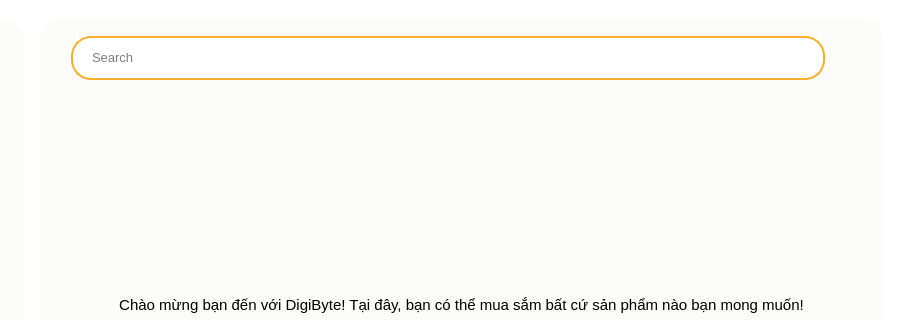
Before: the Qt Designer form SPCK/GUI/user.ui in MaiNgocChau9/Python-App-Instance, drawn with Qt 5; both pictures show x 164 to 1065 and y 0 to 320 of the 1065 by 615 pixel window.
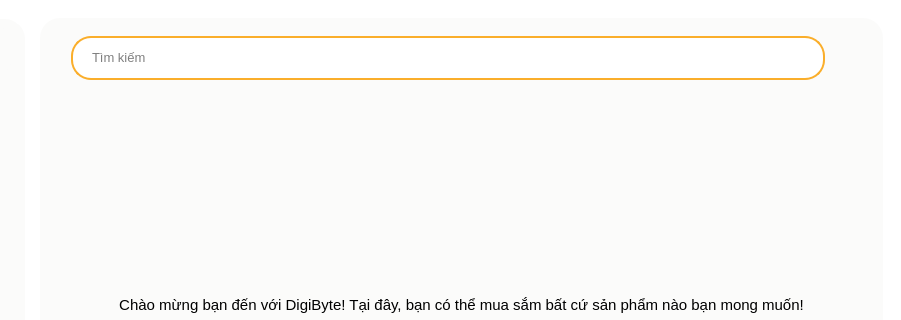
After: the same form once the commit is applied. Icons and pictures are not drawn.

The edit to the form file:
```diff
--- a/SPCK/GUI/user.ui
+++ b/SPCK/GUI/user.ui
@@ -303,7 +303,6 @@
           <property name="font">
            <font>
             <family>Segoe UI</family>
-            <weight>50</weight>
             <bold>false</bold>
            </font>
           </property>
@@ -383,7 +382,7 @@
 background-color: transparent;</string>
                    </property>
                    <property name="placeholderText">
-                    <string>Search</string>
+                    <string>Tìm kiếm</string>
                    </property>
                   </widget>
                  </item>
```
Left out of the diff: 34 changed lines with no effect on the pictures.
